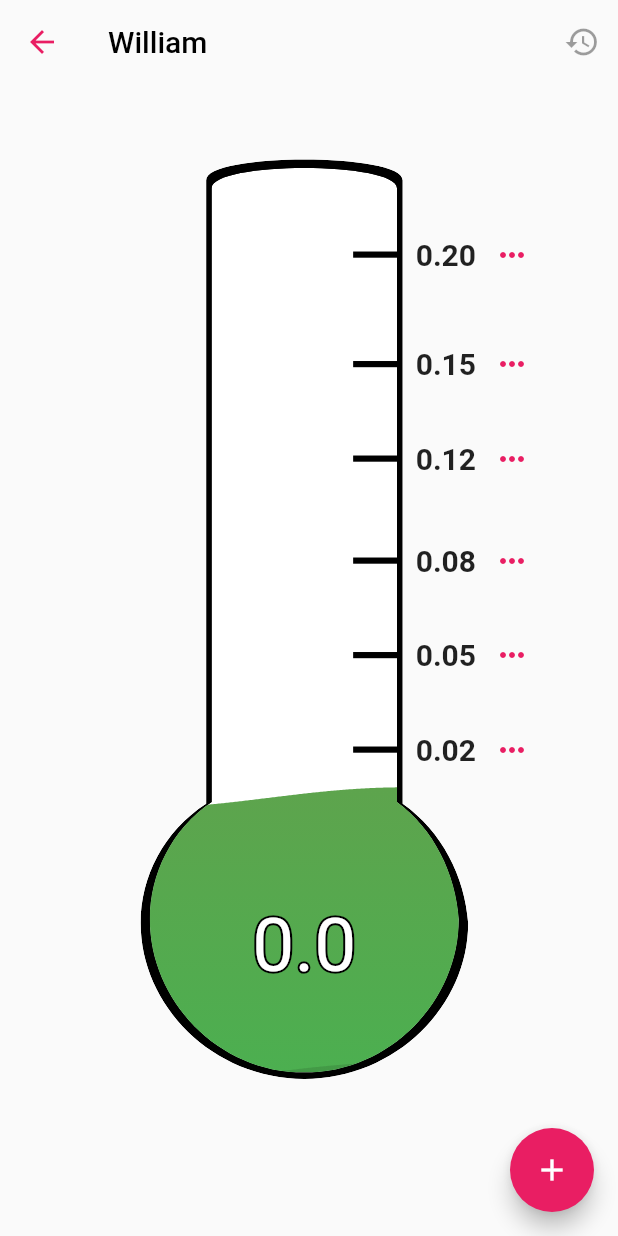
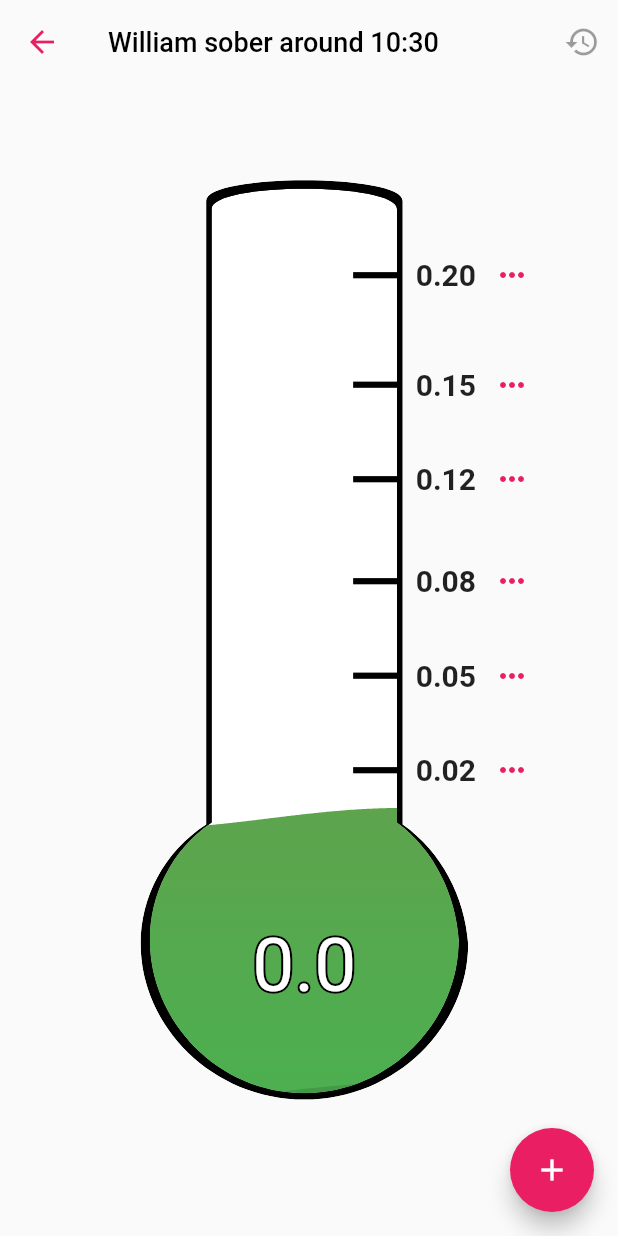
Before and after one commit to Louismousine/Alcoholometer, a Flutter app: the screen it shows after launch, after a tap on "William", on a phone screen of 412 x 824 dp. Run offline on Flutter 3.47's test engine with Material 2 defaults, Android fonts, the phone set to English and light mode, and no system bars; drawn by our look-alikes of animated_background, bordered_text; our stand-ins replace shared_preferences.

Commit message:
time to sober

```diff
--- a/lib/helper.dart
+++ b/lib/helper.dart
@@ -89,11 +89,11 @@ class Helper {
   }
 
   static String timeUntilSober(double bac) {
-    int hours = (bac / BAC_REDUCTION) as int;
+    int hours = (bac / BAC_REDUCTION).round();
     double bacLeft = bac % BAC_REDUCTION;
-    int minutes = (bacLeft / (BAC_REDUCTION / 60)) as int;
+    int minutes = (bacLeft / (BAC_REDUCTION / 60)).round();
     var now = new DateTime.now();
-    now.add(new Duration(hours: hours, minutes: minutes));
+    now = now.add(new Duration(hours: hours, minutes: minutes));
     return now.hour.toString() + ':' + now.minute.toString();
   }
 
--- a/lib/thermometer_page/thermometer_page.dart
+++ b/lib/thermometer_page/thermometer_page.dart
@@ -88,8 +88,15 @@ class _ThermometerPageState extends State<ThermometerPage>
           color: Colors.pink,
         ),
         title: Text(
-          user.name,
-          style: TextStyle(color: Colors.black),
+          user.name +
+              ' sober around ' +
+              Helper.timeUntilSober(
+                Helper.getPourcentage(user),
+              ),
+          style: TextStyle(
+            color: Colors.black,
+            fontSize: 18
+          ),
         ),
         actions: <Widget>[
           IconButton(
@@ -148,12 +155,12 @@ class _ThermometerPageState extends State<ThermometerPage>
                       },
                     );
                   },
-          )
+          ),
         ],
       ),
       body: Padding(
         padding: EdgeInsets.only(
-          top: MediaQuery.of(context).size.height / 30,
+          top: MediaQuery.of(context).size.height / 20,
           bottom: MediaQuery.of(context).size.height / 15,
         ),
         child: Stack(
@@ -228,7 +235,7 @@ class _ThermometerPageState extends State<ThermometerPage>
                 ),
               ],
             ),
-            ThermometerScale()
+            ThermometerScale(),
           ],
         ),
       ),
```
